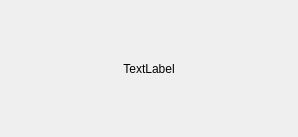
This is WidgetsModule/Notifier/topnotifierframe.ui in HowCanidothis/DevLib as Qt 5 draws it before an edit. The edited form follows.
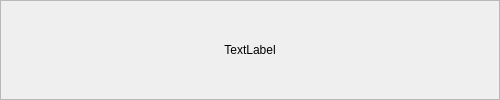
This is the edited form.

The edit to the form file:
```diff
--- a/WidgetsModule/Notifier/topnotifierframe.ui
+++ b/WidgetsModule/Notifier/topnotifierframe.ui
@@ -6,10 +6,16 @@
    <rect>
     <x>0</x>
     <y>0</y>
-    <width>298</width>
-    <height>137</height>
+    <width>500</width>
+    <height>100</height>
    </rect>
   </property>
+  <property name="minimumSize">
+   <size>
+    <width>500</width>
+    <height>100</height>
+   </size>
+  </property>
   <property name="windowTitle">
    <string>Form</string>
   </property>
@@ -33,37 +39,42 @@
     <number>0</number>
    </property>
    <item>
-    <spacer name="verticalSpacer">
-     <property name="orientation">
-      <enum>Qt::Vertical</enum>
+    <widget class="QScrollArea" name="scrollArea">
+     <property name="sizePolicy">
+      <sizepolicy hsizetype="Expanding" vsizetype="Expanding">
+       <horstretch>0</horstretch>
+       <verstretch>0</verstretch>
+      </sizepolicy>
      </property>
-     <property name="sizeHint" stdset="0">
+     <property name="minimumSize">
       <size>
-       <width>20</width>
-       <height>40</height>
+       <width>0</width>
+       <height>0</height>
       </size>
      </property>
-    </spacer>
-   </item>
-   <item>
-    <layout class="QHBoxLayout" name="horizontalLayout_2">
-     <item>
-      <spacer name="horizontalSpacer">
-       <property name="orientation">
-        <enum>Qt::Horizontal</enum>
-       </property>
-       <property name="sizeHint" stdset="0">
-        <size>
-         <width>40</width>
-         <height>20</height>
-        </size>
-       </property>
-      </spacer>
-     </item>
+     <property name="sizeAdjustPolicy">
+      <enum>QAbstractScrollArea::AdjustToContents</enum>
+     </property>
+     <property name="widgetResizable">
+      <bool>true</bool>
+     </property>
+     <widget class="QWidget" name="scrollAreaWidgetContents">
+      <property name="geometry">
+       <rect>
+        <x>0</x>
+        <y>0</y>
+        <width>498</width>
+        <height>98</height>
+       </rect>
+      </property>
+      <layout class="QHBoxLayout" name="horizontalLayout">
+       <property name="sizeConstraint">
+        <enum>QLayout::SetMinAndMaxSize</enum>
+       </property>
      <item>
       <widget class="QLabel" name="Label">
        <property name="sizePolicy">
-        <sizepolicy hsizetype="Preferred" vsizetype="Preferred">
+          <sizepolicy hsizetype="Expanding" vsizetype="Preferred">
          <horstretch>0</horstretch>
          <verstretch>0</verstretch>
         </sizepolicy>
@@ -81,37 +92,13 @@
         <set>Qt::AlignCenter</set>
        </property>
        <property name="wordWrap">
-        <bool>true</bool>
+          <bool>false</bool>
        </property>
       </widget>
      </item>
-     <item>
-      <spacer name="horizontalSpacer_2">
-       <property name="orientation">
-        <enum>Qt::Horizontal</enum>
-       </property>
-       <property name="sizeHint" stdset="0">
-        <size>
-         <width>40</width>
-         <height>20</height>
-        </size>
-       </property>
-      </spacer>
-     </item>
-    </layout>
-   </item>
-   <item>
-    <spacer name="verticalSpacer_2">
-     <property name="orientation">
-      <enum>Qt::Vertical</enum>
-     </property>
-     <property name="sizeHint" stdset="0">
-      <size>
-       <width>20</width>
-       <height>40</height>
-      </size>
-     </property>
-    </spacer>
+      </layout>
+     </widget>
+    </widget>
    </item>
   </layout>
  </widget>
```
Left out of the diff: 3 changed lines with no effect on the pictures. Lines whose indentation alone changed are shown as unchanged.
